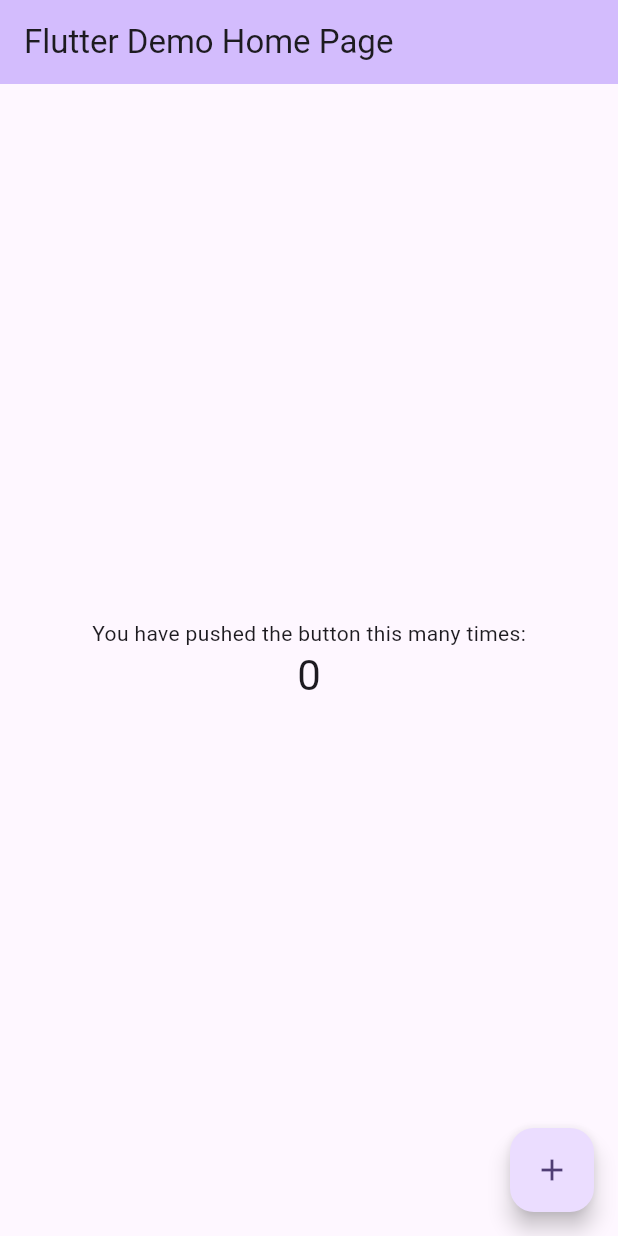
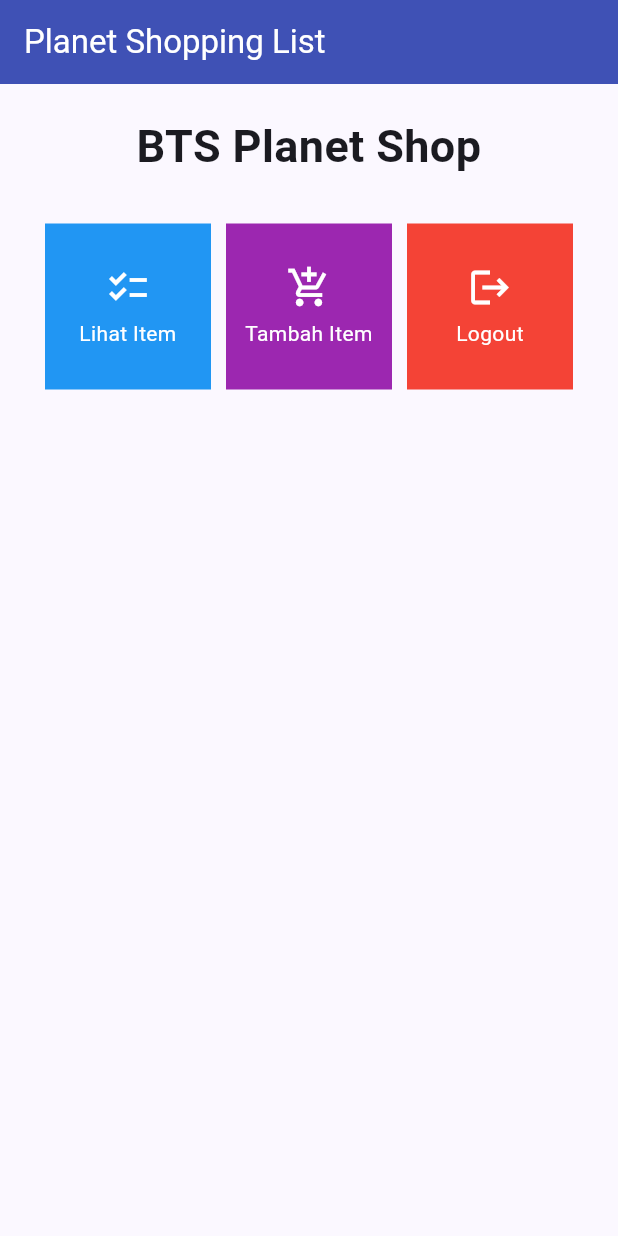
Before and after one commit to arumasekar/bts-planet-mobile, a Flutter app: the screen it shows after launch, on a phone screen of 412 x 824 dp. Run offline on Flutter 3.47's test engine with Material 2 defaults, Android fonts, the phone set to English and light mode, and no system bars.

Commit message:
tugas 7 selesai

```diff
--- a/lib/main.dart
+++ b/lib/main.dart
@@ -1,4 +1,5 @@
 import 'package:flutter/material.dart';
+import 'package:bts_planet_mobile/menu.dart';
 
 void main() {
   runApp(const MyApp());
@@ -28,98 +29,11 @@
         //
         // This works for code too, not just values: Most code changes can be
         // tested with just a hot reload.
-        colorScheme: ColorScheme.fromSeed(seedColor: Colors.deepPurple),
+        appBarTheme: AppBarTheme(backgroundColor: Colors.indigo),
+        colorScheme: ColorScheme.fromSeed(seedColor: Colors.indigo),
         useMaterial3: true,
       ),
-      home: const MyHomePage(title: 'Flutter Demo Home Page'),
+      home: MyHomePage(),
     );
   }
 }
-
-class MyHomePage extends StatefulWidget {
-  const MyHomePage({super.key, required this.title});
-
-  // This widget is the home page of your application. It is stateful, meaning
-  // that it has a State object (defined below) that contains fields that affect
-  // how it looks.
-
-  // This class is the configuration for the state. It holds the values (in this
-  // case the title) provided by the parent (in this case the App widget) and
-  // used by the build method of the State. Fields in a Widget subclass are
-  // always marked "final".
-
-  final String title;
-
-  @override
-  State<MyHomePage> createState() => _MyHomePageState();
-}
-
-class _MyHomePageState extends State<MyHomePage> {
-  int _counter = 0;
-
-  void _incrementCounter() {
-    setState(() {
-      // This call to setState tells the Flutter framework that something has
-      // changed in this State, which causes it to rerun the build method below
-      // so that the display can reflect the updated values. If we changed
-      // _counter without calling setState(), then the build method would not be
-      // called again, and so nothing would appear to happen.
-      _counter++;
-    });
-  }
-
-  @override
-  Widget build(BuildContext context) {
-    // This method is rerun every time setState is called, for instance as done
-    // by the _incrementCounter method above.
-    //
-    // The Flutter framework has been optimized to make rerunning build methods
-    // fast, so that you can just rebuild anything that needs updating rather
-    // than having to individually change instances of widgets.
-    return Scaffold(
-      appBar: AppBar(
-        // TRY THIS: Try changing the color here to a specific color (to
-        // Colors.amber, perhaps?) and trigger a hot reload to see the AppBar
-        // change color while the other colors stay the same.
-        backgroundColor: Theme.of(context).colorScheme.inversePrimary,
-        // Here we take the value from the MyHomePage object that was created by
-        // the App.build method, and use it to set our appbar title.
-        title: Text(widget.title),
-      ),
-      body: Center(
-        // Center is a layout widget. It takes a single child and positions it
-        // in the middle of the parent.
-        child: Column(
-          // Column is also a layout widget. It takes a list of children and
-          // arranges them vertically. By default, it sizes itself to fit its
-          // children horizontally, and tries to be as tall as its parent.
-          //
-          // Column has various properties to control how it sizes itself and
-          // how it positions its children. Here we use mainAxisAlignment to
-          // center the children vertically; the main axis here is the vertical
-          // axis because Columns are vertical (the cross axis would be
-          // horizontal).
-          //
-          // TRY THIS: Invoke "debug painting" (choose the "Toggle Debug Paint"
-          // action in the IDE, or press "p" in the console), to see the
-          // wireframe for each widget.
-          mainAxisAlignment: MainAxisAlignment.center,
-          children: <Widget>[
-            const Text(
-              'You have pushed the button this many times:',
-            ),
-            Text(
-              '$_counter',
-              style: Theme.of(context).textTheme.headlineMedium,
-            ),
-          ],
-        ),
-      ),
-      floatingActionButton: FloatingActionButton(
-        onPressed: _incrementCounter,
-        tooltip: 'Increment',
-        child: const Icon(Icons.add),
-      ), // This trailing comma makes auto-formatting nicer for build methods.
-    );
-  }
-}
--- /dev/null
+++ b/lib/menu.dart
@@ -0,0 +1,115 @@
+import 'package:flutter/material.dart';
+
+class MyHomePage extends StatelessWidget {
+    MyHomePage({Key? key}) : super(key: key);
+
+    final List<ShopItem> items = [
+        ShopItem("Lihat Item", Icons.checklist, Colors.blue),
+        ShopItem("Tambah Item", Icons.add_shopping_cart, Colors.purple),
+        ShopItem("Logout", Icons.logout, Colors.red),
+    ];
+
+    @override
+    Widget build(BuildContext context) {
+        return Scaffold(
+           appBar: AppBar(
+        title: const Text(
+          'Planet Shopping List',
+          style: TextStyle(
+            color: Colors.white, // Mengatur warna teks menjadi putih
+          ),
+        ),
+      ),
+        body: SingleChildScrollView(
+            // Widget wrapper yang dapat discroll
+            child: Padding(
+            padding: const EdgeInsets.all(10.0), // Set padding dari halaman
+            child: Column(
+                // Widget untuk menampilkan children secara vertikal
+                children: <Widget>[
+                const Padding(
+                    padding: EdgeInsets.only(top: 10.0, bottom: 10.0),
+                    // Widget Text untuk menampilkan tulisan dengan alignment center dan style yang sesuai
+                    child: Text(
+                    'BTS Planet Shop', // Text yang menandakan toko
+                    textAlign: TextAlign.center,
+                    style: TextStyle(
+                        fontSize: 30,
+                        fontWeight: FontWeight.bold,
+                    ),
+                    ),
+                ),
+                // Grid layout
+                GridView.count(
+                    // Container pada card kita.
+                    primary: true,
+                    padding: const EdgeInsets.all(20),
+                    crossAxisSpacing: 10,
+                    mainAxisSpacing: 10,
+                    crossAxisCount: 3,
+                    shrinkWrap: true,
+                    children: items.map((ShopItem item) {
+                    // Iterasi untuk setiap item
+                    return ShopCard(item);
+                    }).toList(),
+                ),
+                ],
+            ),
+            ),
+        ),
+        );
+    }
+}
+
+class ShopItem {
+  final String name;
+  final IconData icon;
+  final Color color; // Menambahkan warna
+
+  ShopItem(this.name, this.icon, this.color);
+}
+
+class ShopCard extends StatelessWidget {
+  final ShopItem item;
+
+  const ShopCard(this.item, {super.key}); // Constructor
+
+  @override
+  Widget build(BuildContext context) {
+    return Material(
+      color: item.color,
+      child: InkWell(
+        // Area responsive terhadap sentuhan
+        onTap: () {
+          // Memunculkan SnackBar ketika diklik
+          ScaffoldMessenger.of(context)
+            ..hideCurrentSnackBar()
+            ..showSnackBar(SnackBar(
+                content: Text("Kamu telah menekan tombol ${item.name}!")));
+        },
+        child: Container(
+          // Container untuk menyimpan Icon dan Text
+          padding: const EdgeInsets.all(8),
+          child: Center(
+            child: Column(
+              mainAxisAlignment: MainAxisAlignment.center,
+              children: [
+                Icon(
+                  item.icon,
+                  color: Colors.white,
+                  size: 30.0,
+                ),
+                const Padding(padding: EdgeInsets.all(3)),
+                Text(
+                  item.name,
+                  textAlign: TextAlign.center,
+                  style: const TextStyle(color: Colors.white),
+                ),
+              ],
+            ),
+          ),
+        ),
+      ),
+    );
+  }
+}
```
Also changed, not shown: 1 other file.
